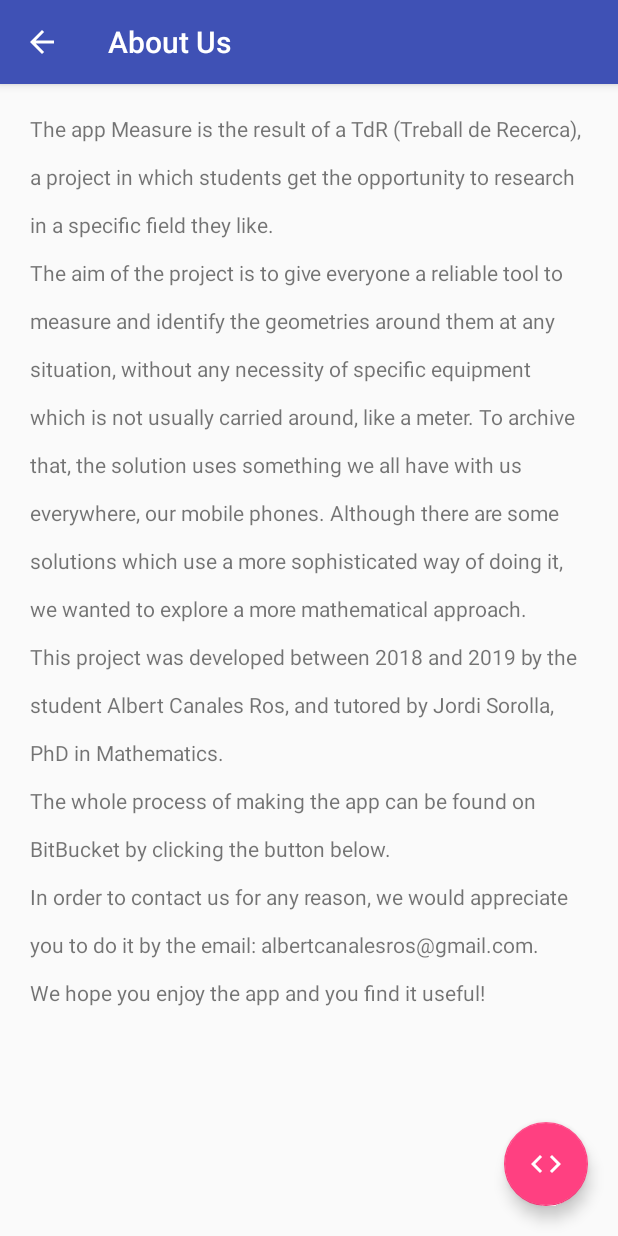
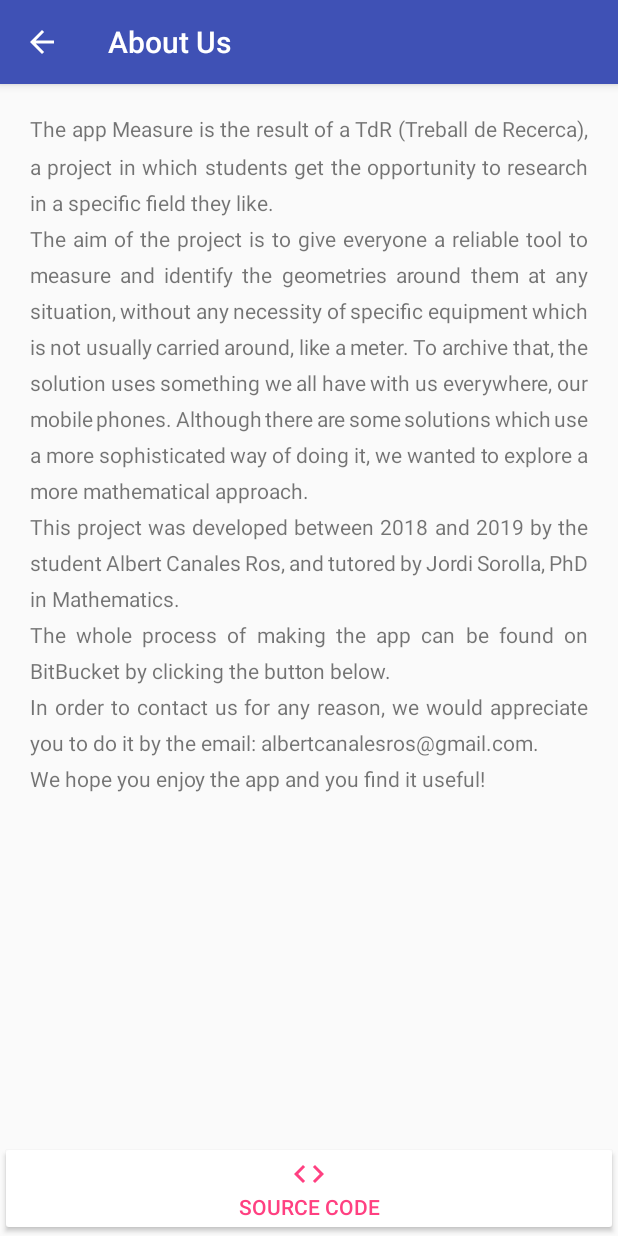
Before and after one commit to albertcanales/measure, an Android app: the AboutUsActivity screen opened directly, with no data from a screen before it, on a phone screen of 412 x 824 dp. Run offline under Robolectric (Android 15) with nearby library versions, the phone set to English and light mode, and no system bars.

Commit message:
Small UI Improvements
Justified TextViews
Modified AboutUsActivity

```diff
--- a/app/src/main/java/com/example/albert/measure/activities/AboutUsActivity.java
+++ b/app/src/main/java/com/example/albert/measure/activities/AboutUsActivity.java
@@ -4,11 +4,9 @@ import android.content.Intent;
 import android.net.Uri;
 import android.os.Bundle;
 import android.support.v7.app.AppCompatActivity;
-import android.text.method.ScrollingMovementMethod;
 import android.view.Menu;
 import android.view.MenuItem;
 import android.view.View;
-import android.widget.TextView;
 
 import com.example.albert.measure.R;
 
@@ -31,7 +29,6 @@ public class AboutUsActivity extends AppCompatActivity {
                 startActivity(i);
             }
         });
-        ((TextView) findViewById(R.id.about_us_tv)).setMovementMethod(new ScrollingMovementMethod());
     }
 
     @Override
--- a/app/src/main/res/drawable/ic_code_white.xml
+++ b/app/src/main/res/drawable/ic_code_accent.xml
@@ -1,4 +1,4 @@
-<vector android:height="24dp" android:tint="#FFFFFF"
+<vector android:height="24dp" android:tint="@color/colorAccent"
     android:viewportHeight="24.0" android:viewportWidth="24.0"
     android:width="24dp" xmlns:android="http://schemas.android.com/apk/res/android">
     <path android:fillColor="#FF000000" android:pathData="M9.4,16.6L4.8,12l4.6,-4.6L8,6l-6,6 6,6 1.4,-1.4zM14.6,16.6l4.6,-4.6 -4.6,-4.6L16,6l6,6 -6,6 -1.4,-1.4z"/>
--- a/app/src/main/res/layout/activity_about_us.xml
+++ b/app/src/main/res/layout/activity_about_us.xml
@@ -5,25 +5,39 @@
     android:layout_height="match_parent"
     tools:context=".activities.AboutUsActivity">
 
-    <TextView
-        android:id="@+id/about_us_tv"
+    <ScrollView
+        android:layout_alignParentTop="true"
         android:layout_width="match_parent"
-        android:layout_height="match_parent"
-        android:layout_margin="20dp"
-        android:lineSpacingMultiplier="2"
-        android:text="@string/aboutUs"
-        android:paddingBottom="30dp"
-        android:scrollbars="none"/>
+        android:layout_height="wrap_content"
+        android:scrollbars="vertical"
+        android:fillViewport="true"
+        android:layout_alignBottom="@id/code"
+        android:paddingBottom="30dp">
 
-    <android.support.design.widget.FloatingActionButton
+        <TextView
+            android:id="@+id/about_us_tv"
+            android:layout_width="match_parent"
+            android:layout_height="wrap_content"
+            android:layout_margin="20dp"
+            android:lineSpacingMultiplier="1.5"
+            android:justificationMode="inter_word"
+            android:text="@string/aboutUs"
+            android:scrollbars="none"
+            tools:targetApi="o" />
+    </ScrollView>
+
+
+
+    <Button
         android:id="@+id/code"
-        android:layout_width="wrap_content"
+        android:layout_width="match_parent"
         android:layout_height="wrap_content"
-        android:layout_margin="20dp"
+        android:backgroundTint="@android:color/white"
+        android:textColor="@color/colorAccent"
+        android:text="@string/source_code"
         android:layout_alignParentBottom="true"
-        android:layout_alignParentEnd="true"
-        android:src="@drawable/ic_code_white">
+        android:drawableTop="@drawable/ic_code_accent">
 
-    </android.support.design.widget.FloatingActionButton>
+    </Button>
 
 </RelativeLayout>
--- a/app/src/main/res/layout/fragment_tutorial_points.xml
+++ b/app/src/main/res/layout/fragment_tutorial_points.xml
@@ -14,7 +14,9 @@
         android:layout_height="wrap_content"
         android:textSize="16sp"
         android:lineSpacingMultiplier="1.5"
+        android:justificationMode="inter_word"
         android:singleLine="false"
-        android:text="@string/tutorial_points"/>
+        android:text="@string/tutorial_points"
+        tools:targetApi="o" />
 
 </LinearLayout>
--- a/app/src/main/res/values/strings.xml
+++ b/app/src/main/res/values/strings.xml
@@ -15,6 +15,7 @@
     <!-- About Us -->
     <string name="title_activity_about_us">About Us</string>
     <string name="aboutUs">The app Measure is the result of a TdR (Treball de Recerca), a project in which students get the opportunity to research in a specific field they like.\nThe aim of the project is to give everyone a reliable tool to measure and identify the geometries around them at any situation, without any necessity of specific equipment which is not usually carried around, like a meter. To archive that, the solution uses something we all have with us everywhere, our mobile phones. Although there are some solutions which use a more sophisticated way of doing it, we wanted to explore a more mathematical approach. \nThis project was developed between 2018 and 2019 by the student Albert Canales Ros, and tutored by Jordi Sorolla, PhD in Mathematics. \nThe whole process of making the app can be found on BitBucket by clicking the button below. \nIn order to contact us for any reason, we would appreciate you to do it by the email: albertcanalesros@gmail.com. \nWe hope you enjoy the app and you find it useful!\n</string>
+    <string name="source_code">Source Code</string>
 
     <!-- Test Sensors -->
     <string name="title_activity_sensor_test">Sensor Test</string>
```
Also changed, not shown: app/src/main/res/layout/fragment_tutorial_height.xml (+9 -3 lines), app/src/main/res/layout/fragment_tutorial_introduction.xml (+8 -4 lines), app/src/main/res/layout/fragment_tutorial_measure.xml (+16 -6 lines), app/src/main/res/layout/fragment_tutorial_pointtypes.xml (+6 -2 lines).
